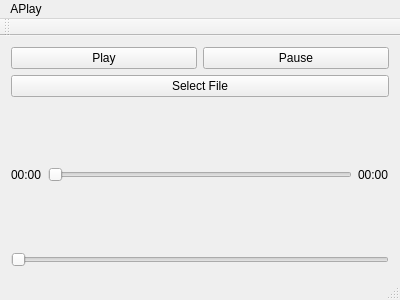
Above: aplay.ui from kranzer/APlay before the change. Below: the same form after it.
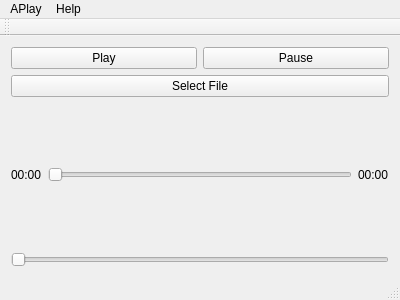
That is the form after the change.

Patch:
```diff
--- a/aplay.ui
+++ b/aplay.ui
@@ -101,7 +101,14 @@
     <addaction name="separator"/>
     <addaction name="actionExit"/>
    </widget>
+   <widget class="QMenu" name="menuHelp">
+    <property name="title">
+     <string>Help</string>
+    </property>
+    <addaction name="actionAbout_APlay"/>
+   </widget>
    <addaction name="menuAPlay"/>
+   <addaction name="menuHelp"/>
   </widget>
   <widget class="QToolBar" name="mainToolBar">
    <attribute name="toolBarArea">
```
Left out of the diff: 5 changed lines with no effect on the pictures.
